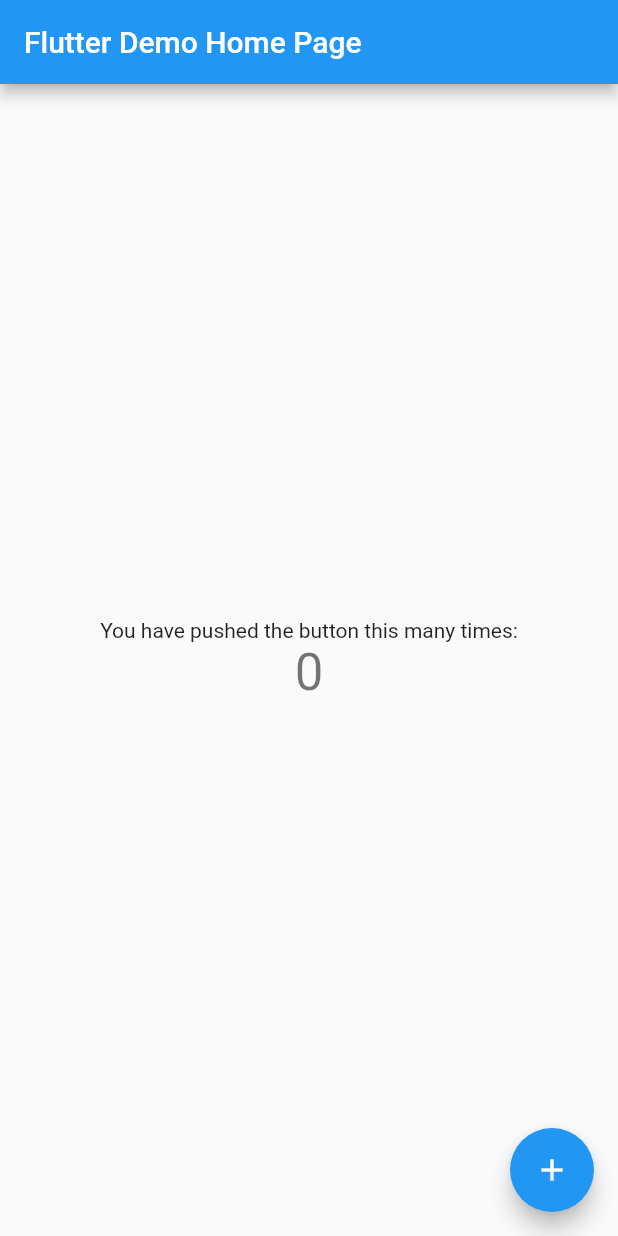
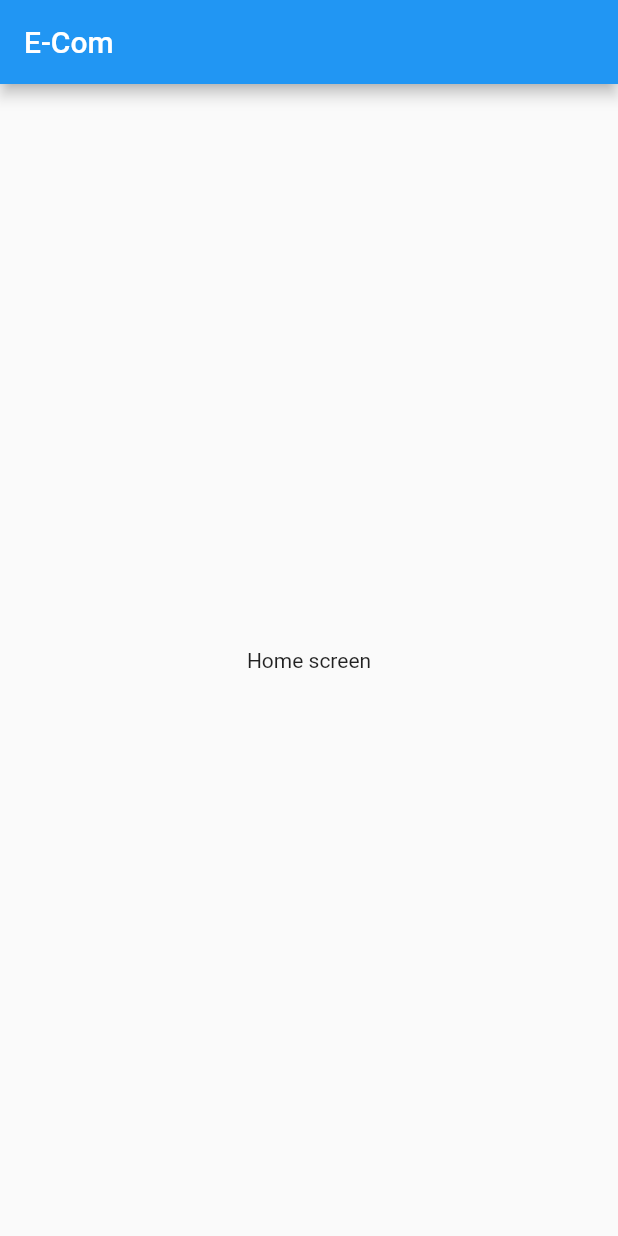
Before and after one commit to ashiq2002/Flutter1, a Flutter app: the screen it shows after launch, on a phone screen of 412 x 824 dp. Run offline on Flutter 3.47's test engine with Material 2 defaults, Android fonts, the phone set to English and light mode, and no system bars.

Commit message:
day1 scaffold

```diff
--- a/e_com/lib/main.dart
+++ b/e_com/lib/main.dart
@@ -1,3 +1,4 @@
+import 'package:e_com/screen/home_screen.dart';
 import 'package:flutter/material.dart';
 
 void main() {
@@ -13,103 +14,9 @@ class MyApp extends StatelessWidget {
     return MaterialApp(
       title: 'Flutter Demo',
       theme: ThemeData(
-        // This is the theme of your application.
-        //
-        // Try running your application with "flutter run". You'll see the
-        // application has a blue toolbar. Then, without quitting the app, try
-        // changing the primarySwatch below to Colors.green and then invoke
-        // "hot reload" (press "r" in the console where you ran "flutter run",
-        // or simply save your changes to "hot reload" in a Flutter IDE).
-        // Notice that the counter didn't reset back to zero; the application
-        // is not restarted.
         primarySwatch: Colors.blue,
       ),
-      home: const MyHomePage(title: 'Flutter Demo Home Page'),
+      home: const HomeScreen(),
     );
   }
 }
-
-class MyHomePage extends StatefulWidget {
-  const MyHomePage({super.key, required this.title});
-
-  // This widget is the home page of your application. It is stateful, meaning
-  // that it has a State object (defined below) that contains fields that affect
-  // how it looks.
-
-  // This class is the configuration for the state. It holds the values (in this
-  // case the title) provided by the parent (in this case the App widget) and
-  // used by the build method of the State. Fields in a Widget subclass are
-  // always marked "final".
-
-  final String title;
-
-  @override
-  State<MyHomePage> createState() => _MyHomePageState();
-}
-
-class _MyHomePageState extends State<MyHomePage> {
-  int _counter = 0;
-
-  void _incrementCounter() {
-    setState(() {
-      // This call to setState tells the Flutter framework that something has
-      // changed in this State, which causes it to rerun the build method below
-      // so that the display can reflect the updated values. If we changed
-      // _counter without calling setState(), then the build method would not be
-      // called again, and so nothing would appear to happen.
-      _counter++;
-    });
-  }
-
-  @override
-  Widget build(BuildContext context) {
-    // This method is rerun every time setState is called, for instance as done
-    // by the _incrementCounter method above.
-    //
-    // The Flutter framework has been optimized to make rerunning build methods
-    // fast, so that you can just rebuild anything that needs updating rather
-    // than having to individually change instances of widgets.
-    return Scaffold(
-      appBar: AppBar(
-        // Here we take the value from the MyHomePage object that was created by
-        // the App.build method, and use it to set our appbar title.
-        title: Text(widget.title),
-      ),
-      body: Center(
-        // Center is a layout widget. It takes a single child and positions it
-        // in the middle of the parent.
-        child: Column(
-          // Column is also a layout widget. It takes a list of children and
-          // arranges them vertically. By default, it sizes itself to fit its
-          // children horizontally, and tries to be as tall as its parent.
-          //
-          // Invoke "debug painting" (press "p" in the console, choose the
-          // "Toggle Debug Paint" action from the Flutter Inspector in Android
-          // Studio, or the "Toggle Debug Paint" command in Visual Studio Code)
-          // to see the wireframe for each widget.
-          //
-          // Column has various properties to control how it sizes itself and
-          // how it positions its children. Here we use mainAxisAlignment to
-          // center the children vertically; the main axis here is the vertical
-          // axis because Columns are vertical (the cross axis would be
-          // horizontal).
-          mainAxisAlignment: MainAxisAlignment.center,
-          children: <Widget>[
-            const Text(
-              'You have pushed the button this many times:',
-            ),
-            Text(
-              '$_counter',
-              style: Theme.of(context).textTheme.headlineMedium,
-            ),
-          ],
-        ),
-      ),
-      floatingActionButton: FloatingActionButton(
-        onPressed: _incrementCounter,
-        tooltip: 'Increment',
-        child: const Icon(Icons.add),
-      ), // This trailing comma makes auto-formatting nicer for build methods.
-    );
-  }
-}
--- /dev/null
+++ b/e_com/lib/screen/home_screen.dart
@@ -0,0 +1,17 @@
+import 'package:flutter/material.dart';
+
+class HomeScreen extends StatelessWidget {
+  const HomeScreen({Key? key}) : super(key: key);
+
+  @override
+  Widget build(BuildContext context) {
+    return Scaffold(
+      appBar: AppBar(
+        title: const Text("E-Com"),
+      ),
+      body: const Center(
+        child: Text('Home screen'),
+      ),
+    );
+  }
+}
```
